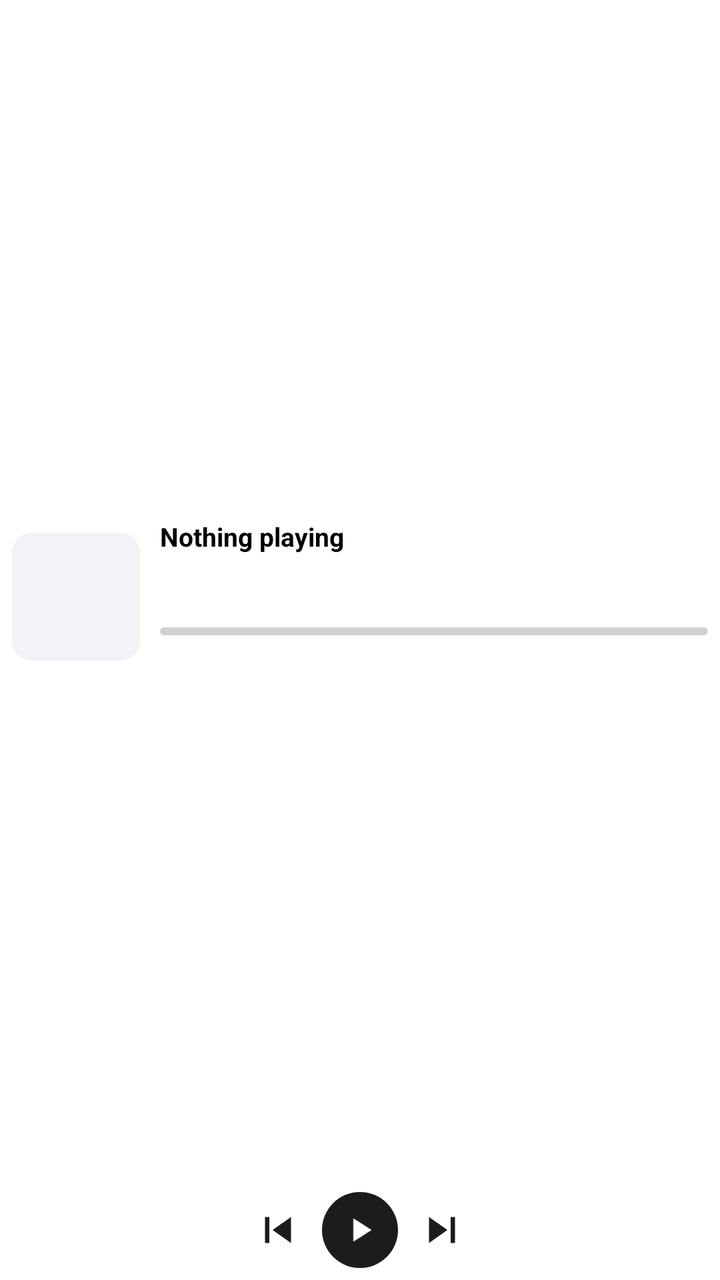
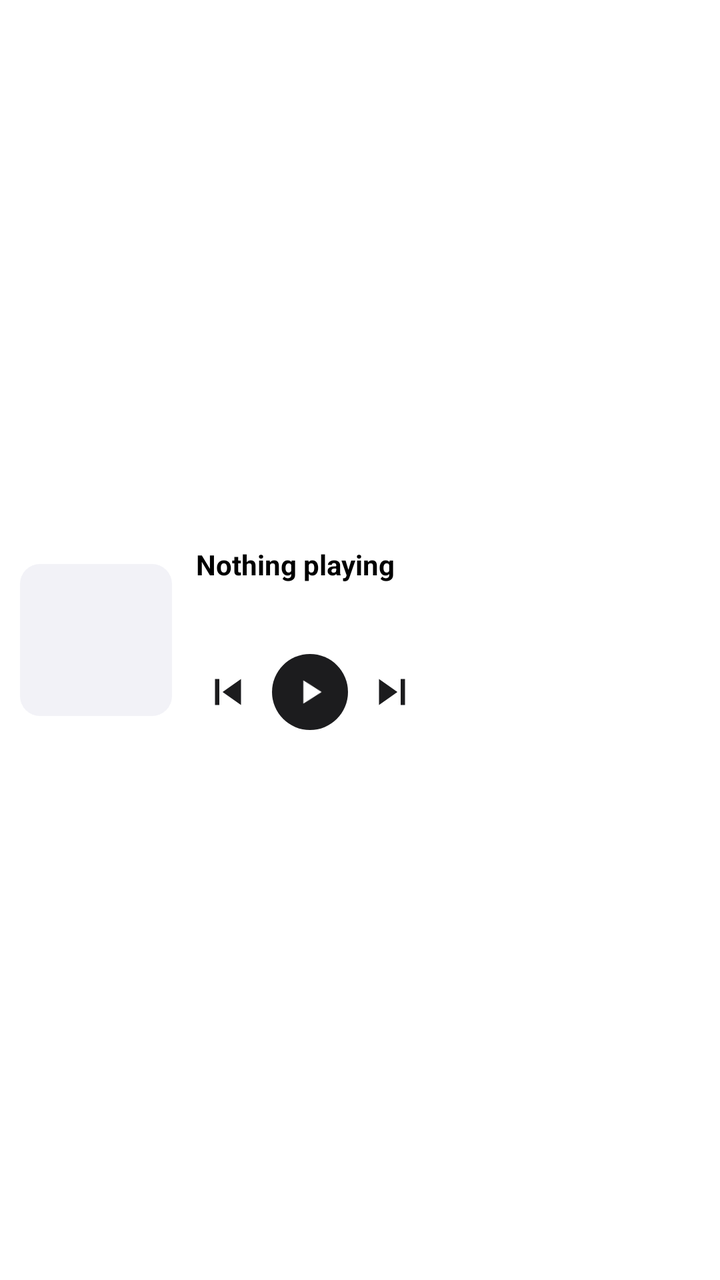

Two renders of the same Android screen: before a commit and after it. Below are the layout's source before the change and the commit's diff.
<!-- AndroidManifest.xml: fallback theme Theme.MaterialComponents.DayNight.NoActionBar -->
<!-- res/layout/widget_player_4x2.xml -->
<?xml version="1.0" encoding="utf-8"?>
<LinearLayout xmlns:android="http://schemas.android.com/apk/res/android"
    android:id="@+id/widget_root"
    android:layout_width="match_parent"
    android:layout_height="match_parent"
    android:background="@drawable/widget_background"
    android:orientation="vertical"
    android:padding="6dp">

    <LinearLayout
        android:layout_width="match_parent"
        android:layout_height="0dp"
        android:layout_weight="1"
        android:gravity="center_vertical"
        android:orientation="horizontal">

        <ImageView
            android:id="@+id/widget_cover"
            android:layout_width="64dp"
            android:layout_height="64dp"
            android:background="@drawable/widget_cover_background"
            android:contentDescription="@string/widget_cover"
            android:scaleType="centerCrop" />

        <LinearLayout
            android:layout_width="0dp"
            android:layout_height="wrap_content"
            android:layout_weight="1"
            android:layout_marginStart="10dp"
            android:orientation="vertical">

            <TextView
                android:id="@+id/widget_title"
                android:layout_width="match_parent"
                android:layout_height="wrap_content"
                android:ellipsize="end"
                android:fontFamily="sans-serif"
                android:includeFontPadding="false"
                android:maxLines="1"
                android:singleLine="true"
                android:text="@string/widget_empty_title"
                android:textColor="@color/widget_text_primary"
                android:textSize="13sp"
                android:textStyle="bold" />

            <TextView
                android:id="@+id/widget_artist"
                android:layout_width="match_parent"
                android:layout_height="wrap_content"
                android:layout_marginTop="1dp"
                android:ellipsize="end"
                android:fontFamily="sans-serif"
                android:includeFontPadding="false"
                android:maxLines="1"
                android:singleLine="true"
                android:textColor="@color/widget_text_primary"
                android:textSize="11sp" />

            <TextView
                android:id="@+id/widget_lyric"
                android:layout_width="match_parent"
                android:layout_height="wrap_content"
                android:layout_marginTop="1dp"
                android:ellipsize="end"
                android:fontFamily="sans-serif"
                android:includeFontPadding="false"
                android:maxLines="1"
                android:singleLine="true"
                android:textColor="@color/widget_text_secondary"
                android:textSize="11sp" />

            <FrameLayout
                android:layout_width="match_parent"
                android:layout_height="12dp"
                android:layout_marginTop="5dp">

                <ProgressBar
                    android:id="@+id/widget_progress"
                    style="?android:attr/progressBarStyleHorizontal"
                    android:layout_width="match_parent"
                    android:layout_height="4dp"
                    android:layout_gravity="center_vertical"
                    android:max="1000"
                    android:progress="0"
                    android:progressDrawable="@drawable/widget_progress_drawable" />

                <LinearLayout
                    android:id="@+id/widget_seek_strip"
                    android:layout_width="match_parent"
                    android:layout_height="match_parent"
                    android:orientation="horizontal">
                    <LinearLayout
                        android:id="@+id/widget_seek_1"
                        android:layout_width="0dp"
                        android:layout_height="match_parent"
                        android:layout_weight="1" />
                    <LinearLayout
                        android:id="@+id/widget_seek_2"
                        android:layout_width="0dp"
                        android:layout_height="match_parent"
                        android:layout_weight="1" />
                    <LinearLayout
                        android:id="@+id/widget_seek_3"
                        android:layout_width="0dp"
                        android:layout_height="match_parent"
                        android:layout_weight="1" />
                    <LinearLayout
                        android:id="@+id/widget_seek_4"
                        android:layout_width="0dp"
                        android:layout_height="match_parent"
                        android:layout_weight="1" />
                    <LinearLayout
                        android:id="@+id/widget_seek_5"
                        android:layout_width="0dp"
                        android:layout_height="match_parent"
                        android:layout_weight="1" />
                    <LinearLayout
                        android:id="@+id/widget_seek_6"
                        android:layout_width="0dp"
                        android:layout_height="match_parent"
                        android:layout_weight="1" />
                    <LinearLayout
                        android:id="@+id/widget_seek_7"
                        android:layout_width="0dp"
                        android:layout_height="match_parent"
                        android:layout_weight="1" />
                    <LinearLayout
                        android:id="@+id/widget_seek_8"
                        android:layout_width="0dp"
                        android:layout_height="match_parent"
                        android:layout_weight="1" />
                    <LinearLayout
                        android:id="@+id/widget_seek_9"
                        android:layout_width="0dp"
                        android:layout_height="match_parent"
                        android:layout_weight="1" />
                    <LinearLayout
                        android:id="@+id/widget_seek_10"
                        android:layout_width="0dp"
                        android:layout_height="match_parent"
                        android:layout_weight="1" />
                </LinearLayout>
            </FrameLayout>

            <LinearLayout
                android:layout_width="match_parent"
                android:layout_height="wrap_content"
                android:layout_marginTop="2dp"
                android:orientation="horizontal">

                <TextView
                    android:id="@+id/widget_position"
                    android:layout_width="0dp"
                    android:layout_height="wrap_content"
                    android:layout_weight="1"
                    android:fontFamily="sans-serif"
                    android:includeFontPadding="false"
                    android:maxLines="1"
                    android:textColor="@color/widget_text_secondary"
                    android:textSize="10sp" />

                <TextView
                    android:id="@+id/widget_duration"
                    android:layout_width="wrap_content"
                    android:layout_height="wrap_content"
                    android:fontFamily="sans-serif"
                    android:includeFontPadding="false"
                    android:maxLines="1"
                    android:textColor="@color/widget_text_secondary"
                    android:textSize="10sp" />
            </LinearLayout>
        </LinearLayout>
    </LinearLayout>

    <LinearLayout
        android:layout_width="wrap_content"
        android:layout_height="wrap_content"
        android:layout_gravity="center_horizontal"
        android:layout_marginTop="5dp"
        android:gravity="center"
        android:orientation="horizontal">

        <ImageButton
            android:id="@+id/widget_prev"
            android:layout_width="32dp"
            android:layout_height="32dp"
            android:background="@drawable/widget_button_background"
            android:contentDescription="@string/widget_action_previous"
            android:padding="3dp"
            android:scaleType="fitCenter"
            android:src="@drawable/ic_widget_skip_previous" />

        <ImageButton
            android:id="@+id/widget_toggle"
            android:layout_width="38dp"
            android:layout_height="38dp"
            android:layout_marginStart="6dp"
            android:layout_marginEnd="6dp"
            android:background="@drawable/widget_play_button_background"
            android:contentDescription="@string/widget_action_play"
            android:padding="9dp"
            android:scaleType="fitCenter"
            android:src="@drawable/ic_widget_play_filled" />

        <ImageButton
            android:id="@+id/widget_next"
            android:layout_width="32dp"
            android:layout_height="32dp"
            android:background="@drawable/widget_button_background"
            android:contentDescription="@string/widget_action_next"
            android:padding="3dp"
            android:scaleType="fitCenter"
            android:src="@drawable/ic_widget_skip_next" />
    </LinearLayout>
</LinearLayout>
<!-- resources referenced by this layout -->
<resources>
  <color name="widget_text_primary">#FF000000</color>
  <color name="widget_text_secondary">#FF8E8E93</color>
  <!-- drawable ic_widget_play_filled (drawable) -->
  <?xml version="1.0" encoding="utf-8"?>
  <vector xmlns:android="http://schemas.android.com/apk/res/android"
      android:width="24dp"
      android:height="24dp"
      android:viewportWidth="24"
      android:viewportHeight="24"
      android:tint="@color/widget_button_glyph">
      <path
          android:fillColor="#FFFFFFFF"
          android:pathData="M8,5v14l11,-7z" />
  </vector>
  <!-- drawable ic_widget_skip_previous (drawable) -->
  <?xml version="1.0" encoding="utf-8"?>
  <vector xmlns:android="http://schemas.android.com/apk/res/android"
      android:width="24dp"
      android:height="24dp"
      android:viewportWidth="24"
      android:viewportHeight="24"
      android:autoMirrored="true"
      android:tint="@color/widget_icon">
      <path
          android:fillColor="#FFFFFFFF"
          android:pathData="M6,6h2v12H6zm3.5,6l8.5,6V6z" />
  </vector>
  <!-- drawable widget_background (drawable) -->
  <?xml version="1.0" encoding="utf-8"?>
  <shape xmlns:android="http://schemas.android.com/apk/res/android"
      android:shape="rectangle">
      <corners android:radius="22dp" />
      <solid android:color="@color/widget_background" />
  </shape>
  <!-- drawable widget_button_background (drawable) -->
  <?xml version="1.0" encoding="utf-8"?>
  <ripple xmlns:android="http://schemas.android.com/apk/res/android"
      android:color="#1A8E8E93">
      <item android:id="@android:id/mask">
          <shape android:shape="oval">
              <solid android:color="#FFFFFFFF" />
          </shape>
      </item>
  </ripple>
  <!-- drawable widget_cover_background (drawable) -->
  <?xml version="1.0" encoding="utf-8"?>
  <shape xmlns:android="http://schemas.android.com/apk/res/android"
      android:shape="rectangle">
      <corners android:radius="10dp" />
      <solid android:color="@color/widget_cover_placeholder" />
  </shape>
  <!-- drawable widget_play_button_background (drawable) -->
  <?xml version="1.0" encoding="utf-8"?>
  <ripple xmlns:android="http://schemas.android.com/apk/res/android"
      android:color="#1A8E8E93">
      <item>
          <shape android:shape="oval">
              <solid android:color="@color/widget_button_fill" />
          </shape>
      </item>
  </ripple>
  <!-- drawable widget_progress_drawable (drawable) -->
  <?xml version="1.0" encoding="utf-8"?>
  <layer-list xmlns:android="http://schemas.android.com/apk/res/android">
      <item android:id="@android:id/background">
          <shape android:shape="rectangle">
              <corners android:radius="2dp" />
              <solid android:color="@color/widget_progress_track" />
          </shape>
      </item>
      <item android:id="@android:id/progress">
          <clip>
              <shape android:shape="rectangle">
                  <corners android:radius="2dp" />
                  <solid android:color="@color/widget_progress_fill" />
              </shape>
          </clip>
      </item>
  </layer-list>
  <string name="widget_action_next">Next</string>
  <string name="widget_action_play">Play</string>
  <string name="widget_action_previous">Previous</string>
  <string name="widget_cover">Album cover</string>
  <string name="widget_empty_title">Nothing playing</string>
  <color name="widget_button_glyph">#FFFFFFFF</color>
  <color name="widget_icon">#FF1C1C1E</color>
  <color name="widget_background">#FFFFFFFF</color>
  <color name="widget_cover_placeholder">#FFF2F2F7</color>
  <color name="widget_button_fill">#FF1C1C1E</color>
  <color name="widget_progress_track">#331C1C1E</color>
  <color name="widget_progress_fill">#FF1C1C1E</color>
  <!-- unchanged entries left out for length: 1 -->
</resources>

<!-- the commit's change to res/layout/widget_player_4x2.xml (unified diff, before → after) -->
@@ -4,212 +4,104 @@
     android:layout_width="match_parent"
     android:layout_height="match_parent"
     android:background="@drawable/widget_background"
-    android:orientation="vertical"
-    android:padding="6dp">
+    android:orientation="horizontal"
+    android:gravity="center_vertical"
+    android:padding="10dp">
+
+    <ImageView
+        android:id="@+id/widget_cover"
+        android:layout_width="76dp"
+        android:layout_height="76dp"
+        android:background="@drawable/widget_cover_background"
+        android:contentDescription="@string/widget_cover"
+        android:scaleType="centerCrop" />
 
     <LinearLayout
-        android:layout_width="match_parent"
-        android:layout_height="0dp"
+        android:layout_width="0dp"
+        android:layout_height="wrap_content"
         android:layout_weight="1"
+        android:layout_marginStart="12dp"
         android:gravity="center_vertical"
-        android:orientation="horizontal">
+        android:orientation="vertical">
 
-        <ImageView
-            android:id="@+id/widget_cover"
-            android:layout_width="64dp"
-            android:layout_height="64dp"
-            android:background="@drawable/widget_cover_background"
-            android:contentDescription="@string/widget_cover"
-            android:scaleType="centerCrop" />
+        <TextView
+            android:id="@+id/widget_title"
+            android:layout_width="match_parent"
+            android:layout_height="wrap_content"
+            android:ellipsize="end"
+            android:fontFamily="sans-serif"
+            android:includeFontPadding="false"
+            android:maxLines="1"
+            android:singleLine="true"
+            android:text="@string/widget_empty_title"
+            android:textColor="@color/widget_text_primary"
+            android:textSize="14sp"
+            android:textStyle="bold" />
+
+        <TextView
+            android:id="@+id/widget_artist"
+            android:layout_width="match_parent"
+            android:layout_height="wrap_content"
+            android:layout_marginTop="1dp"
+            android:ellipsize="end"
+            android:fontFamily="sans-serif"
+            android:includeFontPadding="false"
+            android:maxLines="1"
+            android:singleLine="true"
+            android:textColor="@color/widget_text_primary"
+            android:textSize="12sp" />
+
+        <TextView
+            android:id="@+id/widget_lyric"
+            android:layout_width="match_parent"
+            android:layout_height="wrap_content"
+            android:layout_marginTop="1dp"
+            android:ellipsize="end"
+            android:fontFamily="sans-serif"
+            android:includeFontPadding="false"
+            android:maxLines="1"
+            android:singleLine="true"
+            android:textColor="@color/widget_text_secondary"
+            android:textSize="12sp" />
 
         <LinearLayout
-            android:layout_width="0dp"
+            android:layout_width="wrap_content"
             android:layout_height="wrap_content"
-            android:layout_weight="1"
-            android:layout_marginStart="10dp"
-            android:orientation="vertical">
+            android:layout_marginTop="6dp"
+            android:gravity="center"
+            android:orientation="horizontal">
 
-            <TextView
-                android:id="@+id/widget_title"
-                android:layout_width="match_parent"
-                android:layout_height="wrap_content"
-                android:ellipsize="end"
-                android:fontFamily="sans-serif"
-                android:includeFontPadding="false"
-                android:maxLines="1"
-                android:singleLine="true"
-                android:text="@string/widget_empty_title"
-                android:textColor="@color/widget_text_primary"
-                android:textSize="13sp"
-                android:textStyle="bold" />
+            <ImageButton
+                android:id="@+id/widget_prev"
+                android:layout_width="32dp"
+                android:layout_height="32dp"
+                android:background="@drawable/widget_button_background"
+                android:contentDescription="@string/widget_action_previous"
+                android:padding="3dp"
+                android:scaleType="fitCenter"
+                android:src="@drawable/ic_widget_skip_previous" />
 
-            <TextView
-                android:id="@+id/widget_artist"
-                android:layout_width="match_parent"
-                android:layout_height="wrap_content"
-                android:layout_marginTop="1dp"
-                android:ellipsize="end"
-                android:fontFamily="sans-serif"
-                android:includeFontPadding="false"
-                android:maxLines="1"
-                android:singleLine="true"
-                android:textColor="@color/widget_text_primary"
-                android:textSize="11sp" />
+            <ImageButton
+                android:id="@+id/widget_toggle"
+                android:layout_width="38dp"
+                android:layout_height="38dp"
+                android:layout_marginStart="6dp"
+                android:layout_marginEnd="6dp"
+                android:background="@drawable/widget_play_button_background"
+                android:contentDescription="@string/widget_action_play"
+                android:padding="9dp"
+                android:scaleType="fitCenter"
+                android:src="@drawable/ic_widget_play_filled" />
 
-            <TextView
-                android:id="@+id/widget_lyric"
-                android:layout_width="match_parent"
-                android:layout_height="wrap_content"
-                android:layout_marginTop="1dp"
-                android:ellipsize="end"
-                android:fontFamily="sans-serif"
-                android:includeFontPadding="false"
-                android:maxLines="1"
-                android:singleLine="true"
-                android:textColor="@color/widget_text_secondary"
-                android:textSize="11sp" />
-
-            <FrameLayout
-                android:layout_width="match_parent"
-                android:layout_height="12dp"
-                android:layout_marginTop="5dp">
-
-                <ProgressBar
-                    android:id="@+id/widget_progress"
-                    style="?android:attr/progressBarStyleHorizontal"
-                    android:layout_width="match_parent"
-                    android:layout_height="4dp"
-                    android:layout_gravity="center_vertical"
-                    android:max="1000"
-                    android:progress="0"
-                    android:progressDrawable="@drawable/widget_progress_drawable" />
-
-                <LinearLayout
-                    android:id="@+id/widget_seek_strip"
-                    android:layout_width="match_parent"
-                    android:layout_height="match_parent"
-                    android:orientation="horizontal">
-                    <LinearLayout
-                        android:id="@+id/widget_seek_1"
-                        android:layout_width="0dp"
-                        android:layout_height="match_parent"
-                        android:layout_weight="1" />
-                    <LinearLayout
-                        android:id="@+id/widget_seek_2"
-                        android:layout_width="0dp"
-                        android:layout_height="match_parent"
-                        android:layout_weight="1" />
-                    <LinearLayout
-                        android:id="@+id/widget_seek_3"
-                        android:layout_width="0dp"
-                        android:layout_height="match_parent"
-                        android:layout_weight="1" />
-                    <LinearLayout
-                        android:id="@+id/widget_seek_4"
-                        android:layout_width="0dp"
-                        android:layout_height="match_parent"
-                        android:layout_weight="1" />
-                    <LinearLayout
-                        android:id="@+id/widget_seek_5"
-                        android:layout_width="0dp"
-                        android:layout_height="match_parent"
-                        android:layout_weight="1" />
-                    <LinearLayout
-                        android:id="@+id/widget_seek_6"
-                        android:layout_width="0dp"
-                        android:layout_height="match_parent"
-                        android:layout_weight="1" />
-                    <LinearLayout
-                        android:id="@+id/widget_seek_7"
-                        android:layout_width="0dp"
-                        android:layout_height="match_parent"
-                        android:layout_weight="1" />
-                    <LinearLayout
-                        android:id="@+id/widget_seek_8"
-                        android:layout_width="0dp"
-                        android:layout_height="match_parent"
-                        android:layout_weight="1" />
-                    <LinearLayout
-                        android:id="@+id/widget_seek_9"
-                        android:layout_width="0dp"
-                        android:layout_height="match_parent"
-                        android:layout_weight="1" />
-                    <LinearLayout
-                        android:id="@+id/widget_seek_10"
-                        android:layout_width="0dp"
-                        android:layout_height="match_parent"
-                        android:layout_weight="1" />
-                </LinearLayout>
-            </FrameLayout>
-
-            <LinearLayout
-                android:layout_width="match_parent"
-                android:layout_height="wrap_content"
-                android:layout_marginTop="2dp"
-                android:orientation="horizontal">
-
-                <TextView
-                    android:id="@+id/widget_position"
-                    android:layout_width="0dp"
-                    android:layout_height="wrap_content"
-                    android:layout_weight="1"
-                    android:fontFamily="sans-serif"
-                    android:includeFontPadding="false"
-                    android:maxLines="1"
-                    android:textColor="@color/widget_text_secondary"
-                    android:textSize="10sp" />
-
-                <TextView
-                    android:id="@+id/widget_duration"
-                    android:layout_width="wrap_content"
-                    android:layout_height="wrap_content"
-                    android:fontFamily="sans-serif"
-                    android:includeFontPadding="false"
-                    android:maxLines="1"
-                    android:textColor="@color/widget_text_secondary"
-                    android:textSize="10sp" />
-            </LinearLayout>
+            <ImageButton
+                android:id="@+id/widget_next"
+                android:layout_width="32dp"
+                android:layout_height="32dp"
+                android:background="@drawable/widget_button_background"
+                android:contentDescription="@string/widget_action_next"
+                android:padding="3dp"
+                android:scaleType="fitCenter"
+                android:src="@drawable/ic_widget_skip_next" />
         </LinearLayout>
     </LinearLayout>
-
-    <LinearLayout
-        android:layout_width="wrap_content"
-        android:layout_height="wrap_content"
-        android:layout_gravity="center_horizontal"
-        android:layout_marginTop="5dp"
-        android:gravity="center"
-        android:orientation="horizontal">
-
-        <ImageButton
-            android:id="@+id/widget_prev"
-            android:layout_width="32dp"
-            android:layout_height="32dp"
-            android:background="@drawable/widget_button_background"
-            android:contentDescription="@string/widget_action_previous"
-            android:padding="3dp"
-            android:scaleType="fitCenter"
-            android:src="@drawable/ic_widget_skip_previous" />
-
-        <ImageButton
-            android:id="@+id/widget_toggle"
-            android:layout_width="38dp"
-            android:layout_height="38dp"
-            android:layout_marginStart="6dp"
-            android:layout_marginEnd="6dp"
-            android:background="@drawable/widget_play_button_background"
-            android:contentDescription="@string/widget_action_play"
-            android:padding="9dp"
-            android:scaleType="fitCenter"
-            android:src="@drawable/ic_widget_play_filled" />
-
-        <ImageButton
-            android:id="@+id/widget_next"
-            android:layout_width="32dp"
-            android:layout_height="32dp"
-            android:background="@drawable/widget_button_background"
-            android:contentDescription="@string/widget_action_next"
-            android:padding="3dp"
-            android:scaleType="fitCenter"
-            android:src="@drawable/ic_widget_skip_next" />
-    </LinearLayout>
 </LinearLayout>
<!-- resource entries referenced after the edit -->
@@ -61,24 +61,6 @@
           </shape>
       </item>
   </ripple>
-  <!-- drawable widget_progress_drawable (drawable) -->
-  <?xml version="1.0" encoding="utf-8"?>
-  <layer-list xmlns:android="http://schemas.android.com/apk/res/android">
-      <item android:id="@android:id/background">
-          <shape android:shape="rectangle">
-              <corners android:radius="2dp" />
-              <solid android:color="@color/widget_progress_track" />
-          </shape>
-      </item>
-      <item android:id="@android:id/progress">
-          <clip>
-              <shape android:shape="rectangle">
-                  <corners android:radius="2dp" />
-                  <solid android:color="@color/widget_progress_fill" />
-              </shape>
-          </clip>
-      </item>
-  </layer-list>
   <string name="widget_action_next">Next</string>
   <string name="widget_action_play">Play</string>
   <string name="widget_action_previous">Previous</string>
@@ -89,8 +71,6 @@
   <color name="widget_background">#FFFFFFFF</color>
   <color name="widget_cover_placeholder">#FFF2F2F7</color>
   <color name="widget_button_fill">#FF1C1C1E</color>
-  <color name="widget_progress_track">#331C1C1E</color>
-  <color name="widget_progress_fill">#FF1C1C1E</color>
   <!-- unchanged entries left out for length: 1 -->
 </resources>
 
